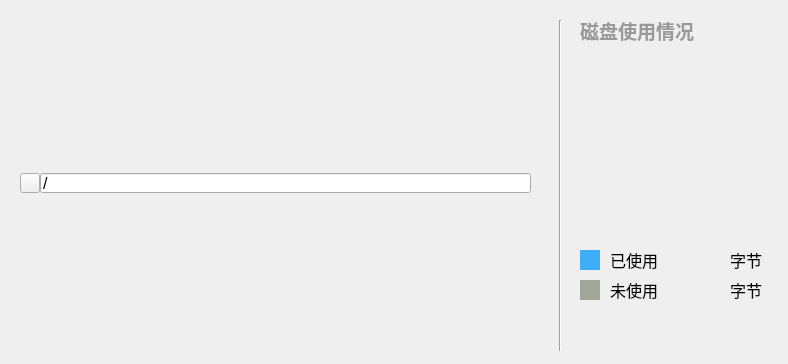
Above: mainwindow.ui from N3wbieH/file_system before the change. Below: the same form after it.
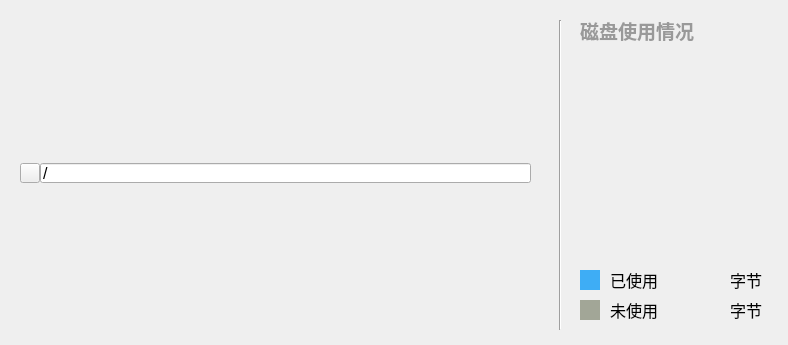
That is the form after the change. Icons and pictures are not drawn.

```diff
--- a/mainwindow.ui
+++ b/mainwindow.ui
@@ -7,11 +7,11 @@
     <x>0</x>
     <y>0</y>
     <width>788</width>
-    <height>364</height>
+    <height>345</height>
    </rect>
   </property>
   <property name="sizePolicy">
-   <sizepolicy hsizetype="Expanding" vsizetype="Expanding">
+   <sizepolicy hsizetype="Fixed" vsizetype="Fixed">
     <horstretch>0</horstretch>
     <verstretch>0</verstretch>
    </sizepolicy>
@@ -30,7 +30,7 @@
     <property name="geometry">
      <rect>
       <x>10</x>
-      <y>30</y>
+      <y>20</y>
       <width>561</width>
       <height>311</height>
      </rect>
@@ -136,7 +136,7 @@
     <property name="geometry">
      <rect>
       <x>610</x>
-      <y>280</y>
+      <y>300</y>
       <width>55</width>
       <height>20</height>
      </rect>
@@ -154,7 +154,7 @@
     <property name="geometry">
      <rect>
       <x>610</x>
-      <y>250</y>
+      <y>270</y>
       <width>55</width>
       <height>20</height>
      </rect>
@@ -172,7 +172,7 @@
     <property name="geometry">
      <rect>
       <x>580</x>
-      <y>250</y>
+      <y>270</y>
       <width>20</width>
       <height>20</height>
      </rect>
@@ -194,7 +194,7 @@
     <property name="geometry">
      <rect>
       <x>580</x>
-      <y>280</y>
+      <y>300</y>
       <width>20</width>
       <height>20</height>
      </rect>
@@ -216,7 +216,7 @@
     <property name="geometry">
      <rect>
       <x>730</x>
-      <y>250</y>
+      <y>270</y>
       <width>55</width>
       <height>20</height>
      </rect>
@@ -234,7 +234,7 @@
     <property name="geometry">
      <rect>
       <x>730</x>
-      <y>280</y>
+      <y>300</y>
       <width>55</width>
       <height>20</height>
      </rect>
@@ -252,7 +252,7 @@
     <property name="geometry">
      <rect>
       <x>670</x>
-      <y>250</y>
+      <y>270</y>
       <width>55</width>
       <height>20</height>
      </rect>
@@ -273,7 +273,7 @@
     <property name="geometry">
      <rect>
       <x>670</x>
-      <y>280</y>
+      <y>300</y>
       <width>55</width>
       <height>20</height>
      </rect>
@@ -296,7 +296,7 @@
       <x>550</x>
       <y>20</y>
       <width>20</width>
-      <height>331</height>
+      <height>310</height>
      </rect>
     </property>
     <property name="orientation">
```
